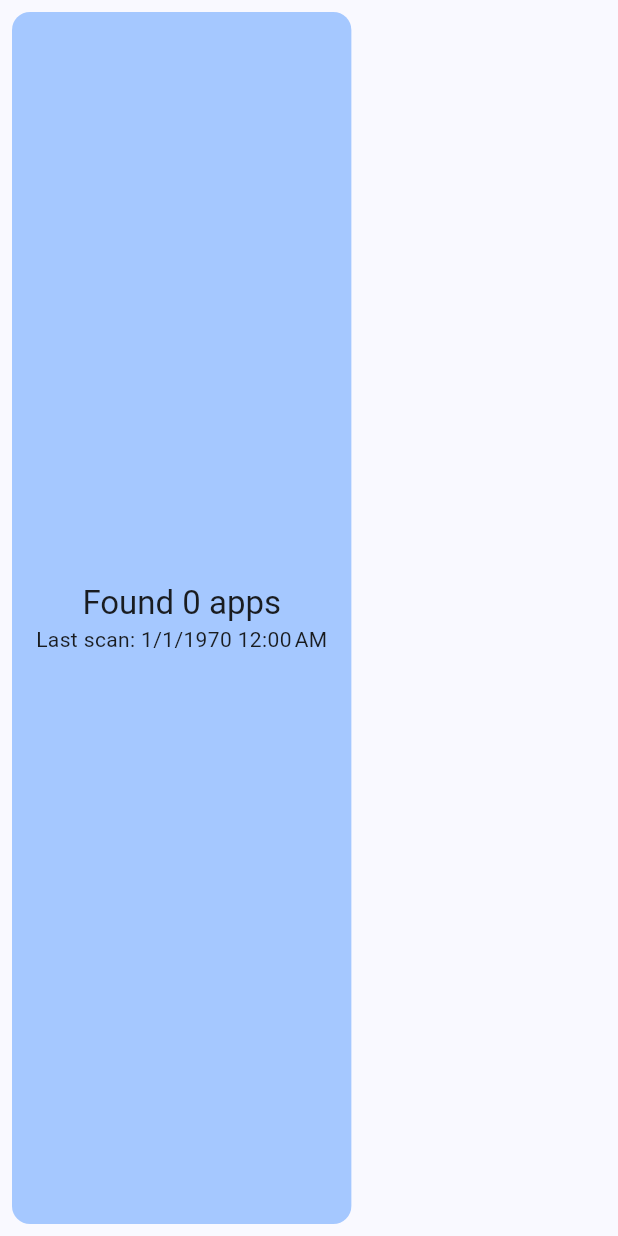
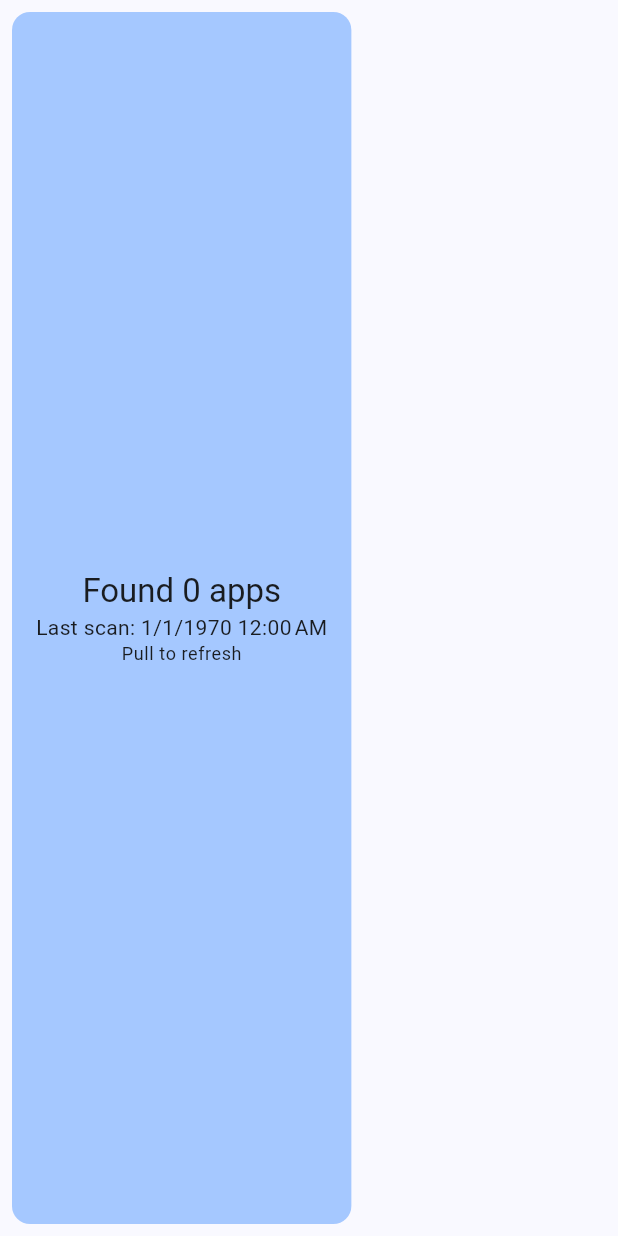
Before and after one commit to flikkr/flutter_radar, a Flutter app: the FlutterAppListHeader widget shown alone on an empty page, opened directly with empty values, on a phone screen of 412 x 824 dp. Run offline on Flutter 3.47's test engine with Material 3 defaults, Android fonts, the phone set to English and light mode, and no system bars; our stand-ins replace google_mobile_ads, shared_preferences; accounts and stored records are empty; project files that could hold a hidden picture were left out.

Commit message:
minor changes

```diff
--- a/lib/src/flutter_apps/details/flutter_app_details_view.dart
+++ b/lib/src/flutter_apps/details/flutter_app_details_view.dart
@@ -1,6 +1,7 @@
 import 'package:flutter/material.dart';
 import 'package:flutter_radar/src/common/empty_view.dart';
 import 'package:flutter_radar/src/detector.g.dart';
+import 'package:flutter_radar/src/env.dart' as env;
 import 'package:flutter_radar/src/flutter_apps/details/flutter_app_details_info.dart';
 import 'package:flutter_radar/src/flutter_apps/details/package_item.dart';
 import 'package:flutter_radar/src/flutter_apps/extension/flutter_app_ext.dart';
@@ -70,7 +71,7 @@ class _FlutterAppDetailsViewState extends State<FlutterAppDetailsView> {
                       itemCount: items.length,
                       itemBuilder: (BuildContext context, int index) {
                         final widget = PackageItem(packageName: items[index]);
-                        if (index % _adFrequency == 0 && index != 0) {
+                        if (env.enableAds && index % _adFrequency == 0 && index != 0) {
                           return Column(children: [NativeAdItem(), widget]);
                         }
                         return widget;
--- a/lib/src/flutter_apps/list/flutter_app_list_header.dart
+++ b/lib/src/flutter_apps/list/flutter_app_list_header.dart
@@ -23,6 +23,7 @@ class FlutterAppListHeader extends StatelessWidget {
               'Last scan: ${DateFormat.yMd().add_jm().format(DateTime.fromMillisecondsSinceEpoch(result.lastScanTime))}',
               style: Theme.of(context).textTheme.bodyMedium,
             ),
+            Text('Pull to refresh', style: Theme.of(context).textTheme.bodySmall),
           ],
         ),
       ),
--- a/lib/src/flutter_apps/list/flutter_app_list_item.dart
+++ b/lib/src/flutter_apps/list/flutter_app_list_item.dart
@@ -2,7 +2,6 @@ import 'package:flutter/material.dart';
 import 'package:flutter_radar/src/detector.g.dart';
 import 'package:flutter_radar/src/flutter_apps/details/flutter_app_details_view.dart';
 import 'package:flutter_radar/src/flutter_apps/extension/flutter_app_ext.dart';
-import 'package:flutter_radar/src/flutter_apps/list/ad_item.dart';
 
 class FlutterAppListItem extends StatelessWidget {
   final FlutterApp app;
```
